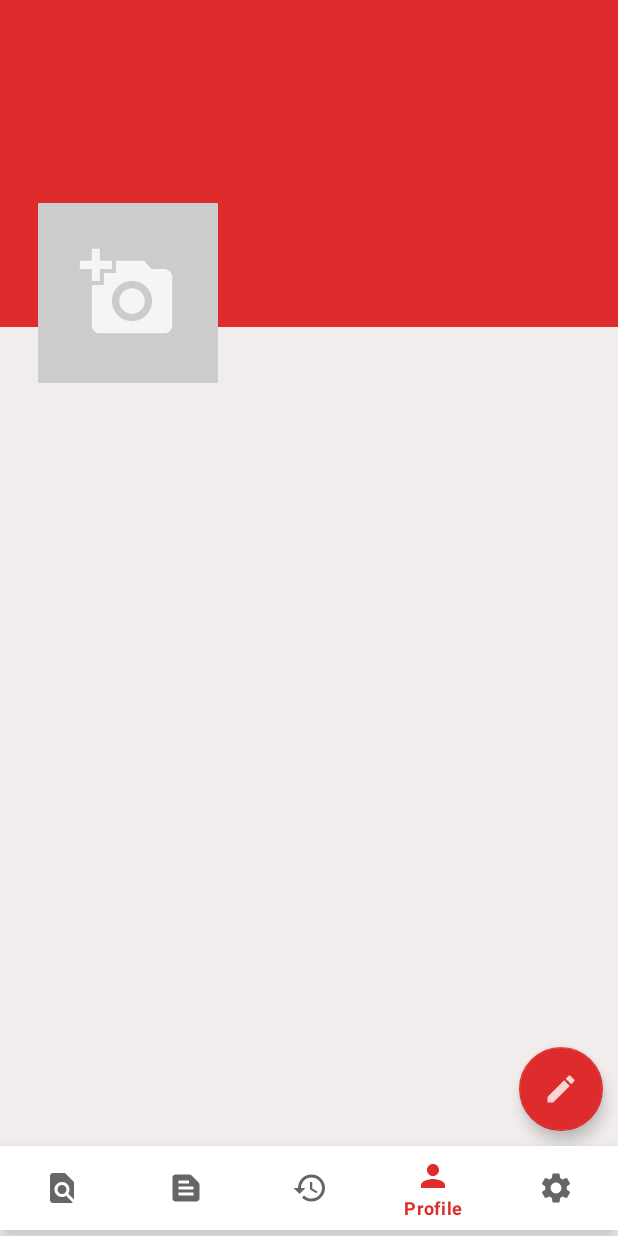
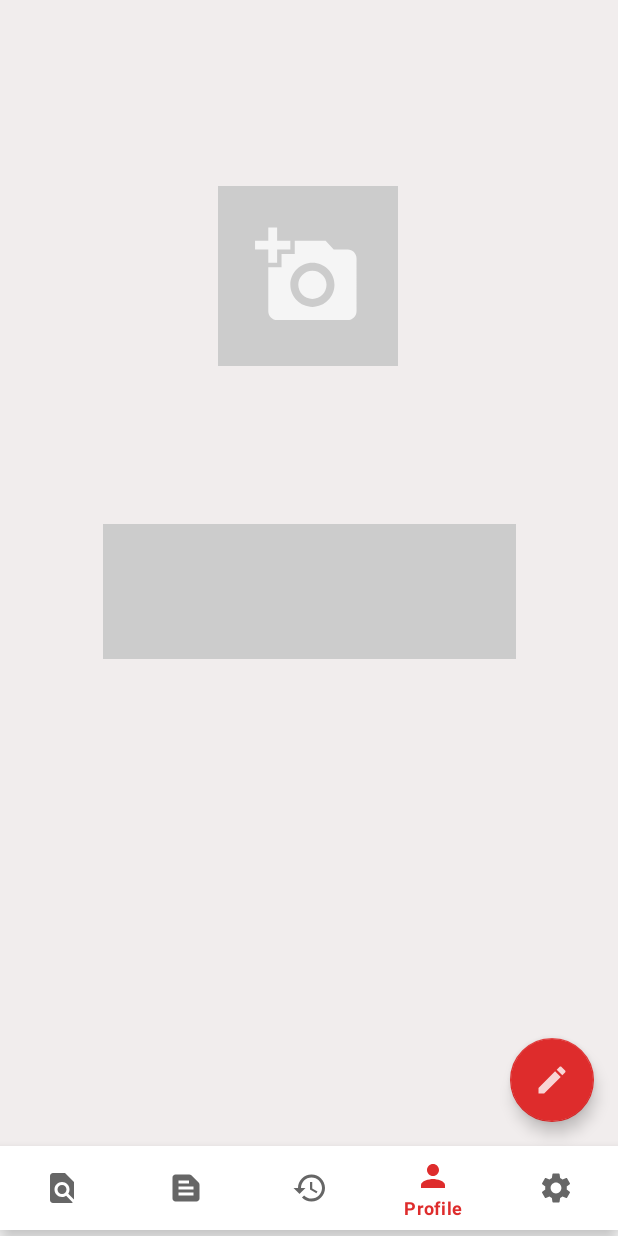
Before and after one commit to VargheseMascreen20/Blood-Flow, an Android app: the screen it shows after launch once a user with an empty profile is signed in (Nav), item 4 of the bottom bar chosen, on a phone screen of 412 x 824 dp. Run offline under Robolectric (Android 15) with nearby library versions, the phone set to English and light mode, and no system bars; our stand-ins replace Firebase (no records; nobody signed in at launch, a user with empty details on screens opened directly), Picasso; pictures from the network do not load; Roboto replaces fonts that are not available here; 3 statements that could not run were skipped.

```diff
--- a/app/src/main/java/com/var/bloodflow/fragments/HomeFragment.java
+++ b/app/src/main/java/com/var/bloodflow/fragments/HomeFragment.java
@@ -1,11 +1,15 @@
 package com.var.bloodflow.fragments;
 
 import android.app.Activity;
+import android.content.Context;
 import android.content.Intent;
 import android.os.Bundle;
+import android.text.Editable;
+import android.text.TextWatcher;
 import android.view.LayoutInflater;
 import android.view.View;
 import android.view.ViewGroup;
+import android.view.inputmethod.InputMethodManager;
 import android.widget.AdapterView;
 import android.widget.ArrayAdapter;
 import android.widget.Button;
@@ -17,6 +21,8 @@ import androidx.annotation.NonNull;
 import androidx.annotation.Nullable;
 import androidx.fragment.app.Fragment;
 import androidx.fragment.app.FragmentActivity;
+import androidx.lifecycle.Observer;
+import androidx.lifecycle.ViewModelProvider;
 
 import com.google.android.gms.common.GooglePlayServicesNotAvailableException;
 import com.google.android.gms.common.GooglePlayServicesRepairableException;
@@ -29,6 +35,9 @@ import com.var.bloodflow.R;
 import com.google.android.gms.location.places.Place;
 import com.google.android.gms.location.places.ui.PlacePicker;
 
+import java.util.ArrayList;
+import java.util.List;
+
 public class HomeFragment extends Fragment implements AdapterView.OnItemClickListener {
     int key = 0;
     String bldGrp;
@@ -36,17 +45,35 @@ public class HomeFragment extends Fragment implements AdapterView.OnItemClickLis
     public HomeFragment() {
 
     }
-    Button maps;
-    TextView txt;
+    Button maps,find;
+    TextView txt,blood_group;
     int PLACE_PICKER_REQUEST = 1;
     Spinner spinner;
+    private WanderMateViewModel viewModel;
+
 
     @Override
     public View onCreateView(@NonNull LayoutInflater inflater, @Nullable ViewGroup container, @Nullable Bundle savedInstanceState) {
+
         View view = inflater.inflate(R.layout.fragment_home, container, false);
-        spinner = view.findViewById(R.id.spinner);
+
+        txt = view.findViewById(R.id.txt);
+        blood_group = view.findViewById(R.id.blood_group);
+
+        viewModel = new ViewModelProvider(this, ViewModelProvider.AndroidViewModelFactory.getInstance(this.getApplication())).get(WanderMateViewModel.class);
+        viewModel.getAllStops().observe(this, new Observer<List<String>>() {
+            @Override
+            public void onChanged(List<String> stopList) {
+                addStops(stopList);
+            }
+        });
+
+
         ArrayAdapter<CharSequence> adapter = ArrayAdapter.createFromResource(this.getActivity(), R.array.blood_groups, android.R.layout.simple_spinner_item);
         adapter.setDropDownViewResource(android.R.layout.simple_spinner_dropdown_item);
+
+
+        spinner = view.findViewById(R.id.spinner);
         spinner.setAdapter(adapter);
         spinner.setOnItemSelectedListener(new AdapterView.OnItemSelectedListener() {
             @Override
@@ -74,15 +101,14 @@ public class HomeFragment extends Fragment implements AdapterView.OnItemClickLis
                     key = 0;
                 }
             }
-
             @Override
             public void onNothingSelected(AdapterView<?> adapterView) {
                 key = 0;
                 Toast.makeText(getActivity(), "Choose Value", Toast.LENGTH_SHORT).show();
             }
         });
+
         maps = view.findViewById(R.id.maps);
-        txt = view.findViewById(R.id.txt);
         maps.setOnClickListener(new View.OnClickListener() {
             @Override
             public void onClick(View v) {
@@ -96,6 +122,31 @@ public class HomeFragment extends Fragment implements AdapterView.OnItemClickLis
 
             }
         });
+
+        find = view.findViewById(R.id.find);
+        find.setOnClickListener(new View.OnClickListener() {
+            @Override
+            public void onClick(View v) {
+                String start = editTxtFrom.getText().toString().trim();
+                String stop = editTxtTo.getText().toString().trim();
+                if(!stops.contains(start)) {
+                    editTxtFrom.setError("Select a location from the drop down list");
+                } else if(!stops.contains(stop)) {
+                    editTxtTo.setError("Select a destination from the drop down list");
+                } else {
+                    closeKeyboard();
+                    editTxtFrom.getText().clear();
+                    editTxtTo.getText().clear();
+                    editTxtFrom.clearFocus();
+                    editTxtTo.clearFocus();
+                    Intent intent = new Intent(getBaseContext(), FilteredServicesViewActivity.class);
+                    intent.putExtra("Start", start);
+                    intent.putExtra("Stop", stop);
+                    startActivity(intent);
+                }
+            }
+        });
+
         return view;
     }
 
@@ -124,4 +175,39 @@ public class HomeFragment extends Fragment implements AdapterView.OnItemClickLis
         String text = parent.getItemAtPosition(position).toString();
 
     }
+
+
+    private void closeKeyboard() {
+        View view = this.getCurrentFocus();
+        if(view != null) {
+            InputMethodManager imm = (InputMethodManager)getSystemService(Context.INPUT_METHOD_SERVICE);
+            imm.hideSoftInputFromWindow(view.getWindowToken(), 0);
+        }
+    }
+
+    private TextWatcher textWatcher = new TextWatcher() {
+        @Override
+        public void beforeTextChanged(CharSequence s, int start, int count, int after) {
+
+        }
+
+        @Override
+        public void onTextChanged(CharSequence s, int start, int before, int count) {
+            String from = txt.getText().toString().trim();
+            String to = blood_group.getText().toString().trim();
+            find.setEnabled(!from.isEmpty() && !to.isEmpty());
+        }
+
+        @Override
+        public void afterTextChanged(Editable s) {
+
+        }
+    };
+
+    private void addStops(List<String> stopList) {
+        stops = new ArrayList<>(stopList);
+        adapter = new ArrayAdapter<>(this, android.R.layout.simple_list_item_1, stops);
+        editTxtFrom.setAdapter(adapter);
+        editTxtTo.setAdapter(adapter);
+    }
 }
--- a/app/src/main/res/layout/activity_main2.xml
+++ b/app/src/main/res/layout/activity_main2.xml
@@ -13,9 +13,11 @@
         android:layout_height="wrap_content"
         android:layout_alignParentStart="true"
         android:layout_alignParentTop="true"
+        android:layout_alignParentEnd="true"
         android:layout_centerHorizontal="true"
-        android:layout_marginStart="5dp"
-        android:layout_marginTop="12dp"
+        android:layout_marginStart="11dp"
+        android:layout_marginTop="151dp"
+        android:layout_marginEnd="-6dp"
         android:hint="Search Location" />
 
 </RelativeLayout>
--- a/app/src/main/res/layout/fragment_home.xml
+++ b/app/src/main/res/layout/fragment_home.xml
@@ -34,8 +34,8 @@
         android:id="@+id/textView11"
         android:layout_width="224dp"
         android:layout_height="32dp"
-        android:layout_marginStart="32dp"
-        android:layout_marginTop="52dp"
+        android:layout_marginStart="20dp"
+        android:layout_marginTop="48dp"
         android:text="Choose Blood Group"
         app:layout_constraintStart_toStartOf="parent"
         app:layout_constraintTop_toBottomOf="@+id/textView6" />
@@ -60,7 +60,7 @@
         app:layout_constraintTop_toBottomOf="@+id/textView11" />
 
     <Button
-        android:id="@+id/button"
+        android:id="@+id/find"
         android:layout_width="105dp"
         android:layout_height="51dp"
         android:layout_marginStart="140dp"
@@ -91,14 +91,14 @@
         app:layout_constraintTop_toBottomOf="@+id/maps" />
 
     <TextView
-        android:id="@+id/ab"
+        android:id="@+id/blood_group"
         android:layout_width="221dp"
         android:layout_height="57dp"
-        android:layout_marginTop="28dp"
+        android:layout_marginTop="12dp"
         android:textSize="24sp"
         app:layout_constraintEnd_toEndOf="parent"
-        app:layout_constraintHorizontal_bias="0.498"
+        app:layout_constraintHorizontal_bias="0.826"
         app:layout_constraintStart_toStartOf="parent"
-        app:layout_constraintTop_toTopOf="parent" />
+        app:layout_constraintTop_toBottomOf="@+id/textView11" />
 
 </androidx.constraintlayout.widget.ConstraintLayout>
--- a/app/src/main/res/layout/fragment_profile.xml
+++ b/app/src/main/res/layout/fragment_profile.xml
@@ -1,100 +1,88 @@
 <?xml version="1.0" encoding="utf-8"?>
-<RelativeLayout xmlns:android="http://schemas.android.com/apk/res/android"
+<androidx.constraintlayout.widget.ConstraintLayout xmlns:android="http://schemas.android.com/apk/res/android"
     xmlns:app="http://schemas.android.com/apk/res-auto"
-    android:id="@+id/relativeLayout3"
+    xmlns:tools="http://schemas.android.com/tools"
+    android:id="@+id/constraint_layout"
     android:layout_width="match_parent"
     android:layout_height="match_parent"
     android:background="#F1EDED">
-    <ScrollView
-        android:layout_width="match_parent"
-        android:layout_height="wrap_content">
-        <RelativeLayout
-            android:layout_width="wrap_content"
-            android:layout_height="match_parent">
 
-        <RelativeLayout
-            android:layout_width="match_parent"
-            android:layout_height="218dp"
-            android:background="@color/red">
-
-        </RelativeLayout>
-
-        <LinearLayout
-            android:layout_width="match_parent"
-            android:layout_height="180dp"
-            android:layout_alignParentEnd="true"
-            android:layout_marginTop="110dp"
-            android:layout_marginEnd="0dp"
-            android:orientation="horizontal">
 
     <ImageView
         android:id="@+id/avatar"
         android:layout_width="120dp"
         android:layout_height="120dp"
-                android:layout_margin="25dp"
+
+        android:layout_marginTop="124dp"
         android:background="@color/light_grey"
-                android:padding="5dp"
-                android:src="@drawable/ic_add_image">
+        android:src="@drawable/ic_add_image"
+        app:layout_constraintEnd_toEndOf="parent"
+        app:layout_constraintHorizontal_bias="0.498"
+        app:layout_constraintStart_toStartOf="parent"
+        app:layout_constraintTop_toTopOf="parent">
 
     </ImageView>
+
+
+    <com.google.android.material.floatingactionbutton.FloatingActionButton
+
+        android:id="@+id/fab"
+        android:layout_width="wrap_content"
+        android:layout_height="wrap_content"
+        android:layout_marginEnd="16dp"
+        android:layout_marginBottom="16dp"
+        android:scaleType="fitXY"
+        android:src="@drawable/ic_edit_white"
+        app:layout_constraintBottom_toBottomOf="parent"
+        app:layout_constraintEnd_toEndOf="parent" />
+
+    <LinearLayout
+        android:layout_width="282dp"
+        android:layout_height="167dp"
+        android:layout_marginTop="80dp"
+        android:orientation="horizontal"
+        app:layout_constraintEnd_toEndOf="parent"
+        app:layout_constraintStart_toStartOf="parent"
+        app:layout_constraintTop_toBottomOf="@+id/avatar">
 
         <LinearLayout
             android:layout_width="match_parent"
             android:layout_height="wrap_content"
+            android:layout_marginLeft="3dp"
+            android:layout_marginTop="25dp"
+            android:layout_marginRight="3dp"
+            android:background="@color/light_grey"
             android:orientation="vertical"
-                android:paddingTop="20dp"
-                android:layout_marginTop="25dp"
-                android:layout_marginLeft="3dp"
-                android:layout_marginRight="3dp">
+            android:paddingTop="20dp">
 
             <TextView
                 android:id="@+id/nameTv"
                 android:layout_width="match_parent"
                 android:layout_height="wrap_content"
                 android:layout_marginStart="5dp"
-                    android:textSize="23dp"
-                    android:textColor="@color/white"
-                    android:layout_marginLeft="5dp"/>
+                android:layout_marginLeft="5dp"
+                android:textColor="@color/black"
+                android:textSize="23dp" />
 
             <TextView
                 android:id="@+id/emailTv"
                 android:layout_width="match_parent"
+                android:layout_height="wrap_content"
                 android:layout_marginStart="5dp"
-                    android:layout_height="wrap_content"
-                    android:textColor="@color/white">
+                android:textColor="@color/black">
 
             </TextView>
+
             <TextView
                 android:id="@+id/phoneTv"
                 android:layout_width="match_parent"
                 android:layout_height="wrap_content"
                 android:layout_marginStart="5dp"
-                    android:textColor="@color/white">
+                android:textColor="@color/black">
 
             </TextView>
 
         </LinearLayout>
     </LinearLayout>
-        </RelativeLayout>
-    </ScrollView>
 
-    <com.google.android.material.floatingactionbutton.FloatingActionButton
-
-        android:id="@+id/fab"
-        android:layout_width="wrap_content"
-        android:layout_height="wrap_content"
-        android:layout_alignParentEnd="true"
-        android:layout_alignParentRight="true"
-        android:layout_alignParentBottom="true"
-        android:layout_marginStart="10dp"
-        android:layout_marginTop="10dp"
-        android:layout_marginEnd="10dp"
-        android:layout_marginBottom="10dp"
-        android:src="@drawable/ic_edit_white"
-         />
-
-
-
-
-
-</RelativeLayout>
+</androidx.constraintlayout.widget.ConstraintLayout>
```
Also changed, not shown: app/src/main/java/com/var/bloodflow/Adapters/BloodFlowRepository.java (added, +52 -0 lines), app/src/main/java/com/var/bloodflow/ModelClasses/BloodFlowViewModel.java (added, +53 -0 lines), app/src/main/java/com/var/bloodflow/fragments/ProfileFragment.java (+42 -42 lines), app/src/main/res/layout/activity_login.xml (+11 -7 lines). Lines whose indentation alone changed are shown as unchanged.
